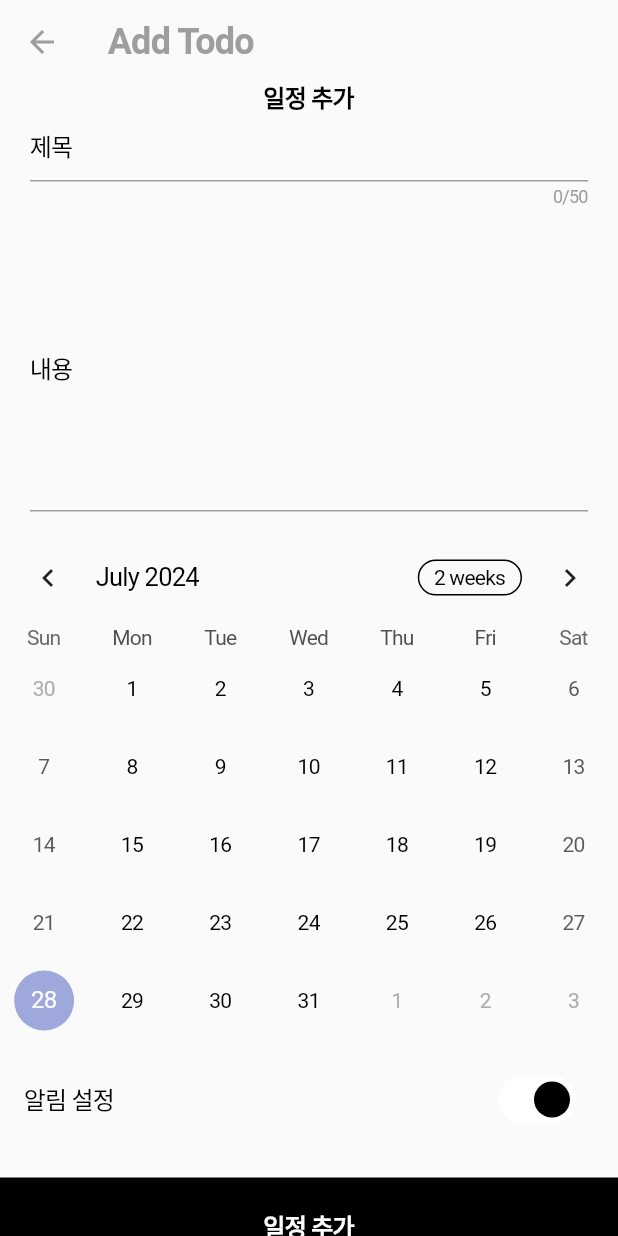
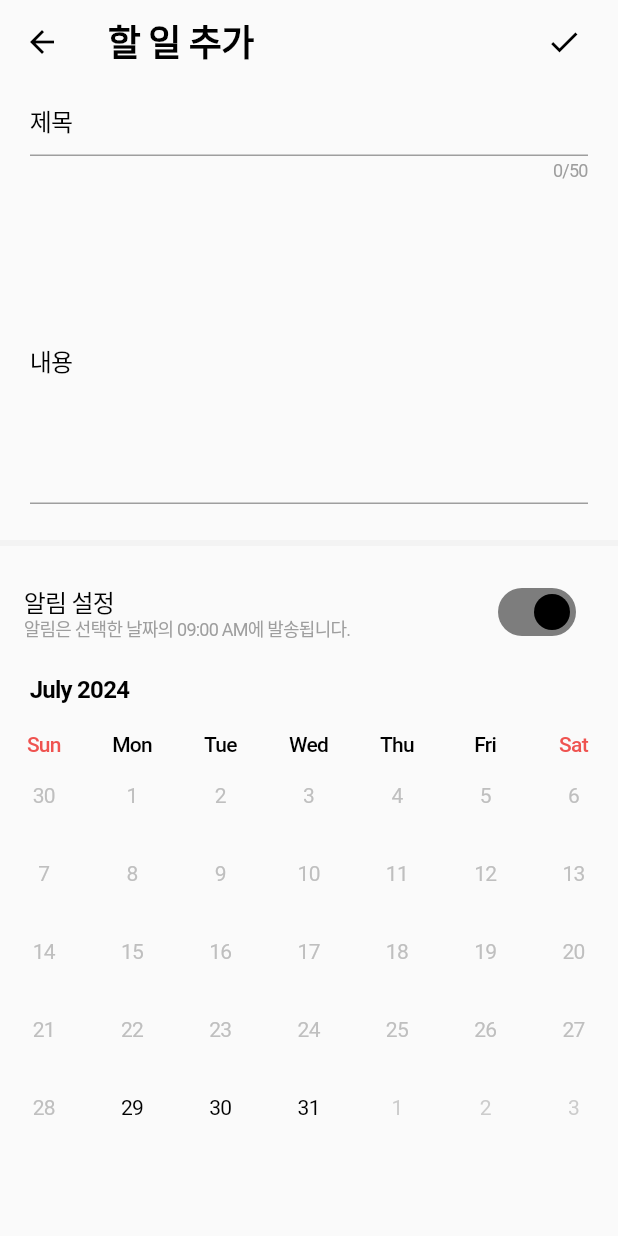
Before and after one commit to Raonshi/simply_todo, a Flutter app: the screen it shows after launch, after a tap on "일정 추가", on a phone screen of 412 x 824 dp. Run offline on Flutter 3.47's test engine with Material 3 defaults, Android fonts, the phone set to English and light mode, and no system bars; drawn by our look-alikes of loader_overlay, table_calendar; our stand-ins replace bloc, flutter_bloc, flutter_local_notifications, flutter_slidable, logger, shared_preferences and 1 more.

Commit message:
feat:improve todo list - add notification icon - add date time text

```diff
--- a/lib/bloc/add_todo/add_todo_state.dart
+++ b/lib/bloc/add_todo/add_todo_state.dart
@@ -26,4 +26,9 @@ class AddTodoState {
       showNotification: showNotification ?? this.showNotification,
     );
   }
+
+  @override
+  String toString() {
+    return 'AddTodoState(title: $title, content: $content, dateTime: $dateTime, showNotification: $showNotification)';
+  }
 }
--- a/lib/bloc/todo_list/todo_list_bloc.dart
+++ b/lib/bloc/todo_list/todo_list_bloc.dart
@@ -1,3 +1,4 @@
+import 'package:simpletodo/common/tools.dart';
 import 'package:simpletodo/domain/model/todo_model.dart';
 import 'package:bloc/bloc.dart';
 import 'package:simpletodo/domain/repository/todo/todo_repository.dart';
@@ -18,28 +19,10 @@ class TodoListBloc extends Cubit<TodoListState> {
     emit(const TodoListLoading());
     try {
       final List<Todo> todos = await todoRepo.getTodoList();
+      lgr.d(todos.map((e) => e.toMap).toString());
       emit(TodoListLoaded(todos));
     } catch (e) {
       emit(TodoListError(e as Exception));
-    }
-  }
-
-  void create(Todo todo) async {
-    switch (state) {
-      case TodoListLoaded loaded:
-        final List<Todo> newTodos = [...loaded.todos, todo];
-        await NotificationService().scheduleNotification(
-          id: todo.id,
-          title: todo.title,
-          body: todo.content,
-          timestamp: todo.timestamp,
-        );
-
-        emit(loaded.copyWith(todos: newTodos));
-        await todoRepo.saveTodoList(newTodos);
-        break;
-      default:
-        break;
     }
   }
 
@@ -61,7 +44,9 @@ class TodoListBloc extends Cubit<TodoListState> {
             id: id,
             title: newTodos[index].title,
             body: newTodos[index].content,
-            timestamp: newTodos[index].timestamp,
+            dateTime: DateTime.fromMillisecondsSinceEpoch(
+              newTodos[index].timestamp,
+            ),
           );
         }
 
@@ -89,4 +74,8 @@ class TodoListBloc extends Cubit<TodoListState> {
         break;
     }
   }
+
+  void refresh() {
+    _init();
+  }
 }
--- a/lib/common/theme.dart
+++ b/lib/common/theme.dart
@@ -16,6 +16,12 @@ ThemeData lightTheme = ThemeData(
     onError: Colors.white,
     surface: Colors.grey.shade50,
     onSurface: Colors.grey,
+  ),
+  appBarTheme: AppBarTheme(
+    surfaceTintColor: Colors.grey.shade50,
+    elevation: 0.0,
+    backgroundColor: Colors.grey.shade50,
+    foregroundColor: Colors.black,
   ),
   textTheme: const TextTheme(
     displayLarge: TextStyle(
--- /dev/null
+++ b/lib/common/tools.dart
@@ -0,0 +1,3 @@
+import 'package:logger/logger.dart';
+
+Logger get lgr => Logger();
--- a/lib/domain/repository/todo/todo_repository_impl.dart
+++ b/lib/domain/repository/todo/todo_repository_impl.dart
@@ -1,5 +1,4 @@
 import 'dart:convert';
-
 import 'package:shared_preferences/shared_preferences.dart';
 import 'package:simpletodo/common/enums.dart';
 import 'package:simpletodo/domain/model/todo_model.dart';
--- a/lib/main.dart
+++ b/lib/main.dart
@@ -11,12 +11,5 @@ void main(List<String> args) async {
     DeviceOrientation.portraitUp,
   ]);
 
-  await NotificationService().scheduleNotification(
-    id: 0,
-    title: 'Simple Todo',
-    body: 'Welcome to Simple Todo!',
-    timestamp: DateTime.now().millisecondsSinceEpoch,
-  );
-
   runApp(const SimpleTodoApp());
 }
--- a/lib/service/notification_service.dart
+++ b/lib/service/notification_service.dart
@@ -2,6 +2,7 @@ import 'dart:developer';
 
 import 'package:flutter/foundation.dart';
 import 'package:flutter_local_notifications/flutter_local_notifications.dart';
+import 'package:simpletodo/common/tools.dart';
 import 'package:timezone/data/latest_all.dart' as tz;
 import 'package:timezone/timezone.dart' as tz;
 
@@ -28,9 +29,9 @@ class NotificationService {
     bool initialized =
         await _notiPlugin.initialize(_initializationSettings) ?? false;
     if (initialized) {
-      log('NotificationService initialized');
+      lgr.d('NotificationService initialized');
     } else {
-      log('Failed to initialize NotificationService');
+      lgr.d('Failed to initialize NotificationService');
     }
   }
 
@@ -57,7 +58,7 @@ class NotificationService {
     required int id,
     required String title,
     required String body,
-    required int timestamp,
+    required DateTime dateTime,
   }) async {
     const NotificationDetails notificationDetails = NotificationDetails(
       android: AndroidNotificationDetails(
@@ -74,11 +75,16 @@ class NotificationService {
       ),
     );
 
+    final tz.TZDateTime timeZoneDate = tz.TZDateTime.from(
+      DateTime(dateTime.year, dateTime.month, dateTime.day, 9),
+      tz.local,
+    );
+
     await _notiPlugin.zonedSchedule(
       id,
       title,
       body,
-      tz.TZDateTime.now(tz.local).add(const Duration(seconds: 5)),
+      timeZoneDate,
       notificationDetails,
       androidScheduleMode: AndroidScheduleMode.exactAllowWhileIdle,
       uiLocalNotificationDateInterpretation:
@@ -86,7 +92,7 @@ class NotificationService {
     );
 
     _notiPlugin.pendingNotificationRequests().then((value) {
-      log('Pending notifications: ${value.map((e) => e.title)}');
+      lgr.d('Pending notifications: ${value.map((e) => e.title)}');
     });
   }
 
--- a/lib/ui/add_todo/page/add_todo_page.dart
+++ b/lib/ui/add_todo/page/add_todo_page.dart
@@ -1,9 +1,10 @@
 import 'package:flutter/material.dart';
 import 'package:flutter_bloc/flutter_bloc.dart';
+import 'package:loader_overlay/loader_overlay.dart';
 import 'package:simpletodo/bloc/add_todo/add_todo_bloc.dart';
 import 'package:simpletodo/common/theme.dart';
-import 'package:simpletodo/domain/repository/todo/todo_repository.dart';
-import 'package:table_calendar/table_calendar.dart';
+import 'package:simpletodo/domain/repository/todo/todo_repository_impl.dart';
+import 'package:simpletodo/ui/add_todo/widget/add_todo_schedule_panel.dart';
 
 class AddTodoPage extends StatelessWidget {
   const AddTodoPage({super.key});
@@ -11,11 +12,11 @@ class AddTodoPage extends StatelessWidget {
   @override
   Widget build(BuildContext context) {
     return RepositoryProvider(
-      create: (context) => TodoRepository(),
+      create: (context) => TodoRepositoryImpl(),
       child: BlocProvider(
         lazy: false,
         create: (context) => AddTodoBloc(
-          todoRepo: RepositoryProvider.of<TodoRepository>(context),
+          todoRepo: RepositoryProvider.of<TodoRepositoryImpl>(context),
         ),
         child: _AddTodoPageBody(
           formKey: GlobalKey<FormState>(),
@@ -32,26 +33,41 @@ class _AddTodoPageBody extends StatelessWidget {
 
   @override
   Widget build(BuildContext context) {
-    return Scaffold(
+    return GestureDetector(
+      onTap: () => FocusScope.of(context).unfocus(),
+      child: Scaffold(
         appBar: AppBar(
-        title: const Text("Add Todo"),
+          centerTitle: false,
+          title: Text(
+            "할 일 추가",
+            style: context.textTheme.titleLarge,
+          ),
+          actions: [
+            IconButton(
+              iconSize: 32.0,
+              icon: const Icon(Icons.check, size: 24.0),
+              onPressed: () {
+                if (formKey.currentState?.validate() ?? false) {
+                  context.loaderOverlay.show();
+                  context.read<AddTodoBloc>().createTodo().then((_) {
+                    context.loaderOverlay.hide();
+                    Navigator.of(context).pop();
+                  });
+                }
+              },
+            ),
+            const SizedBox(width: 12.0),
+          ],
         ),
         body: BlocBuilder<AddTodoBloc, AddTodoState>(
           builder: (context, state) {
             return SingleChildScrollView(
-            child: Padding(
-              padding: EdgeInsets.only(
-                bottom: MediaQuery.of(context).viewInsets.bottom,
-              ),
               child: Form(
                 key: formKey,
                 child: Column(
                   mainAxisSize: MainAxisSize.min,
                   children: [
-                    Text(
-                      "일정 추가",
-                      style: context.textTheme.titleSmall,
-                    ),
+                    // Title
                     Padding(
                       padding: const EdgeInsets.symmetric(horizontal: 20.0),
                       child: TextFormField(
@@ -79,7 +95,9 @@ class _AddTodoPageBody extends StatelessWidget {
                         },
                       ),
                     ),
-                    const SizedBox(height: 12.0),
+                    const SizedBox(height: 24.0),
+
+                    // Content
                     Padding(
                       padding: const EdgeInsets.symmetric(horizontal: 20.0),
                       child: TextFormField(
@@ -101,50 +119,31 @@ class _AddTodoPageBody extends StatelessWidget {
                         onChanged: context.read<AddTodoBloc>().setContent,
                       ),
                     ),
-                    const SizedBox(height: 12.0),
-                    TableCalendar(
-                      focusedDay: DateTime.now(),
-                      firstDay:
-                          DateTime.now().subtract(const Duration(days: 365)),
-                      lastDay: DateTime.now().add(const Duration(days: 365)),
+                    const SizedBox(height: 24.0),
+                    Divider(
+                      height: 4.0,
+                      thickness: 4.0,
+                      color: context.colorTheme.onSurface.withOpacity(0.08),
                     ),
                     const SizedBox(height: 12.0),
-                    SwitchListTile.adaptive(
-                      value: true,
-                      onChanged: (_) {},
-                      title: Text(
-                        "알림 설정",
-                        style: context.textTheme.labelLarge,
+
+                    // Notification / Date
+                    AddTodoSchedulePanel(
+                      showNotification: state.showNotification,
+                      onTapNotiSwitch:
+                          context.read<AddTodoBloc>().toggleShowNotification,
+                      onDaySelected: context.read<AddTodoBloc>().setDateTime,
+                      selectedDay: state.dateTime,
                     ),
-                    ),
-                    const SizedBox(height: 24.0),
-                    InkWell(
-                      onTap: () {
-                        if (formKey.currentState?.validate() ?? false) {
-                          context.read<AddTodoBloc>().createTodo();
-                        }
-                      },
-                      child: Container(
-                        color: context.colorTheme.onPrimary,
-                        alignment: Alignment.center,
-                        padding: const EdgeInsets.only(top: 24.0, bottom: 24.0),
-                        child: SafeArea(
-                          child: Text(
-                            "일정 추가",
-                            style: context.textTheme.titleSmall?.copyWith(
-                              color: context.colorTheme.primary,
-                            ),
-                          ),
-                        ),
-                      ),
-                    ),
+
+                    const SizedBox(height: 64.0),
                   ],
-                ),
                 ),
               ),
             );
           },
         ),
+      ),
     );
   }
 }
--- /dev/null
+++ b/lib/ui/add_todo/widget/add_todo_schedule_panel.dart
@@ -0,0 +1,106 @@
+import 'package:flutter/material.dart';
+import 'package:simpletodo/common/theme.dart';
+import 'package:simpletodo/common/tools.dart';
+import 'package:table_calendar/table_calendar.dart';
+
+class AddTodoSchedulePanel extends StatelessWidget {
+  const AddTodoSchedulePanel({
+    super.key,
+    required this.showNotification,
+    required this.onTapNotiSwitch,
+    required this.onDaySelected,
+    required this.selectedDay,
+  });
+
+  final bool showNotification;
+  final DateTime? selectedDay;
+
+  final VoidCallback onTapNotiSwitch;
+  final ValueChanged<DateTime> onDaySelected;
+
+  @override
+  Widget build(BuildContext context) {
+    return Column(
+      children: [
+        SwitchListTile.adaptive(
+          value: showNotification,
+          visualDensity: VisualDensity.compact,
+          activeColor: context.colorTheme.onPrimary,
+          onChanged: (_) => onTapNotiSwitch(),
+          title: Text(
+            "알림 설정",
+            style: context.textTheme.labelLarge,
+          ),
+          subtitle: Text(
+            "알림은 선택한 날짜의 09:00 AM에 발송됩니다.",
+            style: context.textTheme.bodySmall!.copyWith(
+              color: context.colorTheme.onSurface,
+            ),
+          ),
+        ),
+        if (showNotification) ...[
+          const SizedBox(height: 12.0),
+          TableCalendar(
+            headerStyle: HeaderStyle(
+              formatButtonVisible: false,
+              titleCentered: false,
+              leftChevronVisible: false,
+              rightChevronVisible: false,
+              headerPadding: const EdgeInsets.only(
+                left: 20.0,
+                right: 20.0,
+                top: 0.0,
+                bottom: 20.0,
+              ),
+              titleTextStyle: context.textTheme.titleSmall!,
+            ),
+            daysOfWeekStyle: DaysOfWeekStyle(
+              weekdayStyle: context.textTheme.labelMedium!,
+              weekendStyle: context.textTheme.labelMedium!.copyWith(
+                color: context.colorTheme.error,
+              ),
+            ),
+            calendarStyle: CalendarStyle(
+              todayTextStyle: context.textTheme.bodyMedium!.copyWith(
+                fontWeight: FontWeight.bold,
+              ),
+              holidayTextStyle: context.textTheme.bodyMedium!.copyWith(
+                color: context.colorTheme.error,
+              ),
+              weekendTextStyle: context.textTheme.bodyMedium!.copyWith(
+                color: context.colorTheme.error,
+              ),
+              defaultTextStyle: context.textTheme.bodyMedium!,
+              outsideTextStyle: context.textTheme.bodyMedium!.copyWith(
+                color: context.colorTheme.onSurface.withOpacity(0.5),
+              ),
+              selectedTextStyle: context.textTheme.bodyMedium!.copyWith(
+                color: context.colorTheme.primary,
+                fontWeight: FontWeight.bold,
+              ),
+              todayDecoration: BoxDecoration(
+                color: context.colorTheme.onSurface,
+                shape: BoxShape.circle,
+              ),
+              selectedDecoration: BoxDecoration(
+                color: context.colorTheme.onPrimary,
+                shape: BoxShape.circle,
+              ),
+            ),
+            focusedDay:
+                selectedDay ?? DateTime.now().add(const Duration(days: 1)),
+            firstDay: DateTime.now().add(const Duration(days: 1)),
+            lastDay: DateTime.now().add(const Duration(days: 365)),
+            selectedDayPredicate: (day) {
+              return isSameDay(selectedDay, day);
+            },
+            onDaySelected: (selectedDay, focusedDay) {
+              lgr.d("Selected day: $selectedDay\nFocused day: $focusedDay");
+              onDaySelected(selectedDay);
+            },
+          ),
+        ],
+      ],
+    );
+  }
+}
--- a/lib/ui/home/page/home_page.dart
+++ b/lib/ui/home/page/home_page.dart
@@ -47,6 +47,7 @@ class _HomePageBody extends StatelessWidget {
             ),
           TodoListLoaded loaded => TodoPanel(
               todos: loaded.todos,
+              onRefresh: context.read<TodoListBloc>().refresh,
             ),
           TodoListError error => Center(
               child: Container(
@@ -86,7 +87,7 @@ class _HomePageBody extends StatelessWidget {
                 onPressed: () => Navigator.push(
                   context,
                   MaterialPageRoute(builder: (context) => const AddTodoPage()),
-                ),
+                ).then((_) => context.read<TodoListBloc>().refresh()),
                 child: const Text("일정 추가"),
               ),
             )
--- a/lib/ui/home/widget/todo_panel.dart
+++ b/lib/ui/home/widget/todo_panel.dart
@@ -6,9 +6,10 @@ import 'package:simpletodo/ui/home/widget/completed_list.dart';
 import 'incompleted_list.dart';
 
 class TodoPanel extends StatelessWidget {
-  const TodoPanel({super.key, required this.todos});
+  const TodoPanel({super.key, required this.todos, required this.onRefresh});
 
   final List<Todo> todos;
+  final VoidCallback onRefresh;
 
   @override
   Widget build(BuildContext context) {
@@ -27,14 +28,24 @@ class TodoPanel extends StatelessWidget {
                     color: context.colorTheme.onSurface,
                   ),
                 ),
+                const SizedBox(height: 12.0),
+                IconButton(
+                  onPressed: onRefresh,
+                  iconSize: 32.0,
+                  color: context.colorTheme.onSurface,
+                  icon: const Icon(Icons.refresh, size: 24.0),
+                ),
               ],
             ),
           )
-        : ListView(
-            children: [
-              if (incompletes.isNotEmpty) InCompletedList(todos: incompletes),
-              if (completes.isNotEmpty) CompletedList(todos: completes)
-            ],
+        : RefreshIndicator.adaptive(
+            onRefresh: () async => onRefresh(),
+            child: ListView(
+              children: [
+                if (incompletes.isNotEmpty) InCompletedList(todos: incompletes),
+                if (completes.isNotEmpty) CompletedList(todos: completes)
+              ],
+            ),
           );
   }
 }
--- a/lib/ui/simple_todo_app.dart
+++ b/lib/ui/simple_todo_app.dart
@@ -1,17 +1,20 @@
 import 'package:flutter/material.dart';
 import 'package:simpletodo/common/theme.dart';
 import 'package:simpletodo/ui/home/page/home_page.dart';
+import 'package:loader_overlay/loader_overlay.dart';
 
 class SimpleTodoApp extends StatelessWidget {
   const SimpleTodoApp({super.key});
 
   @override
   Widget build(BuildContext context) {
-    return MaterialApp(
-      theme: lightTheme,
-      debugShowCheckedModeBanner: false,
-      title: "심플리투두",
-      home: const HomePage(),
+    return GlobalLoaderOverlay(
+      child: MaterialApp(
+        theme: lightTheme,
+        debugShowCheckedModeBanner: false,
+        title: "심플리투두",
+        home: const HomePage(),
+      ),
     );
   }
 }
--- a/pubspec.yaml
+++ b/pubspec.yaml
@@ -45,6 +45,7 @@ dependencies:
   timezone: ^0.9.4
   table_calendar: ^3.1.2
   loader_overlay: ^4.0.1
+  easy_localization: ^3.0.7
 
 dev_dependencies:
   flutter_test:
```
Also changed, not shown: lib/bloc/add_todo/add_todo_bloc.dart (+13 -4 lines), lib/ui/home/widget/todo_list_item.dart (+69 -6 lines), pubspec.lock. Lines whose indentation alone changed are shown as unchanged.
